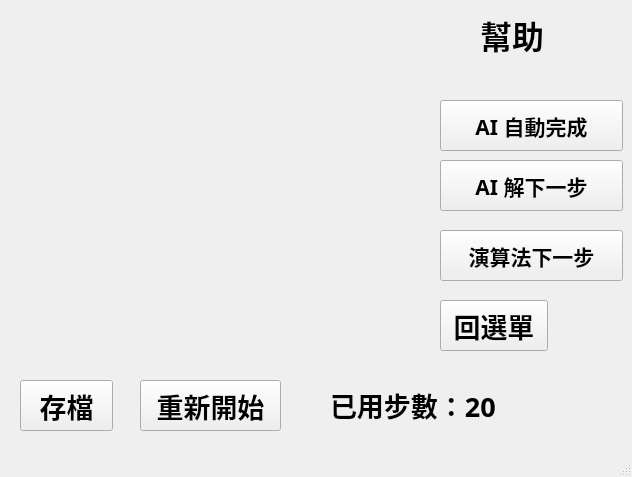
First picture: the form in View/UI/Ui_GameWindow.ui, repository allen880612/8Puzzle, before the edit.
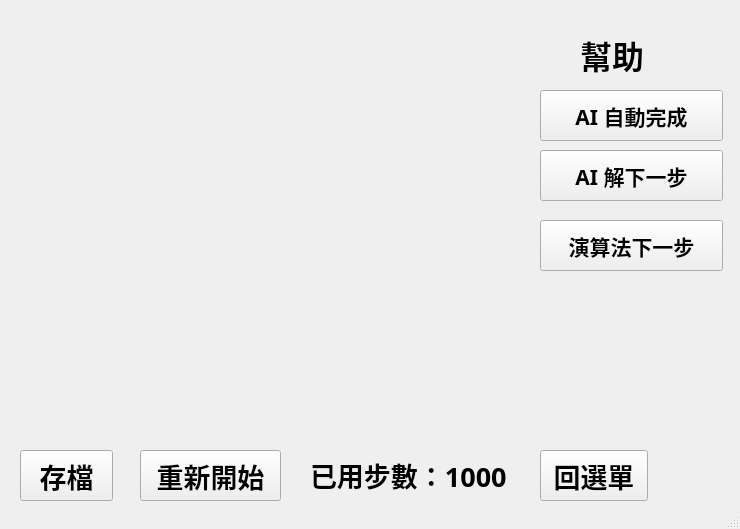
Second picture: the form after the edit.

What changed in the file:
```diff
--- a/View/UI/Ui_GameWindow.ui
+++ b/View/UI/Ui_GameWindow.ui
@@ -6,8 +6,8 @@
    <rect>
     <x>0</x>
     <y>0</y>
-    <width>632</width>
-    <height>477</height>
+    <width>740</width>
+    <height>529</height>
    </rect>
   </property>
   <property name="windowTitle">
@@ -19,8 +19,8 @@
      <rect>
       <x>20</x>
       <y>10</y>
-      <width>401</width>
-      <height>341</height>
+      <width>511</width>
+      <height>431</height>
      </rect>
     </property>
     <layout class="QGridLayout" name="gridLayout"/>
@@ -28,8 +28,8 @@
    <widget class="QPushButton" name="buttonAutoFinish">
     <property name="geometry">
      <rect>
-      <x>440</x>
-      <y>100</y>
+      <x>540</x>
+      <y>90</y>
       <width>183</width>
       <height>51</height>
      </rect>
@@ -49,8 +49,8 @@
    <widget class="QLabel" name="labelStep">
     <property name="geometry">
      <rect>
-      <x>330</x>
-      <y>380</y>
+      <x>310</x>
+      <y>450</y>
       <width>248</width>
       <height>50</height>
      </rect>
@@ -64,14 +64,14 @@
      </font>
     </property>
     <property name="text">
-     <string>已用步數：20</string>
+     <string>已用步數：1000</string>
     </property>
    </widget>
    <widget class="QPushButton" name="buttonNextStep">
     <property name="geometry">
      <rect>
-      <x>440</x>
-      <y>160</y>
+      <x>540</x>
+      <y>150</y>
       <width>183</width>
       <height>51</height>
      </rect>
@@ -91,8 +91,8 @@
    <widget class="QLabel" name="labelHelp">
     <property name="geometry">
      <rect>
-      <x>480</x>
-      <y>10</y>
+      <x>580</x>
+      <y>30</y>
       <width>80</width>
       <height>50</height>
      </rect>
@@ -113,7 +113,7 @@
     <property name="geometry">
      <rect>
       <x>20</x>
-      <y>380</y>
+      <y>450</y>
       <width>93</width>
       <height>51</height>
      </rect>
@@ -134,7 +134,7 @@
     <property name="geometry">
      <rect>
       <x>140</x>
-      <y>380</y>
+      <y>450</y>
       <width>141</width>
       <height>51</height>
      </rect>
@@ -154,8 +154,8 @@
    <widget class="QPushButton" name="buttonMenu">
     <property name="geometry">
      <rect>
-      <x>440</x>
-      <y>300</y>
+      <x>540</x>
+      <y>450</y>
       <width>108</width>
       <height>51</height>
      </rect>
@@ -175,8 +175,8 @@
    <widget class="QPushButton" name="buttonNextStep_2">
     <property name="geometry">
      <rect>
-      <x>440</x>
-      <y>230</y>
+      <x>540</x>
+      <y>220</y>
       <width>183</width>
       <height>51</height>
      </rect>
```
